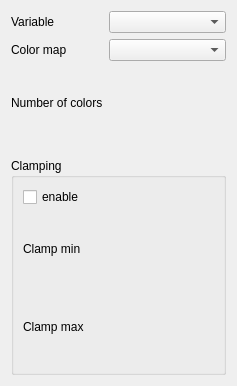
bvanloon/Scientific-Visualization, file smoke/view/colormaptab.ui: the form before one commit.
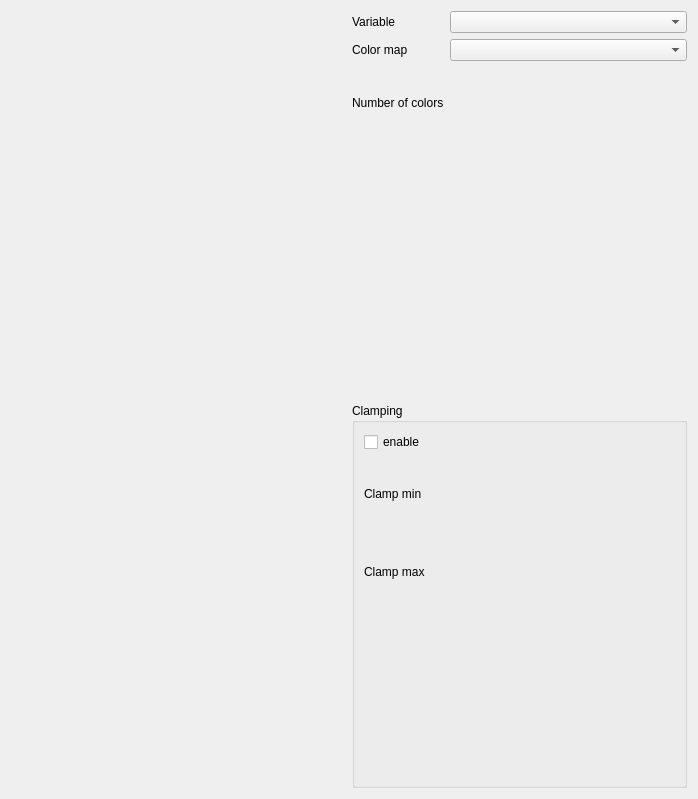
The form after the commit. Custom widgets are drawn as their Qt base class.

Commit message: Added colormaplegend to the colormaptab.

Diff of the .ui file:
```diff
--- a/smoke/view/colormaptab.ui
+++ b/smoke/view/colormaptab.ui
@@ -6,16 +6,21 @@
    <rect>
     <x>0</x>
     <y>0</y>
-    <width>237</width>
-    <height>386</height>
+    <width>698</width>
+    <height>799</height>
    </rect>
   </property>
   <property name="windowTitle">
    <string>Form</string>
   </property>
-  <layout class="QVBoxLayout" name="verticalLayout">
+  <layout class="QHBoxLayout" name="horizontalLayout_2">
    <item>
-    <layout class="QFormLayout" name="formLayout">
+    <widget class="ColorMapLegend" name="colormapLegend" native="true"/>
+   </item>
+   <item>
+    <layout class="QVBoxLayout" name="UIElementsLayout">
+     <item>
+      <layout class="QFormLayout" name="ColorMapParameterisationLayout">
      <item row="0" column="0">
       <widget class="QLabel" name="variableSelectorLabel">
        <property name="toolTip">
@@ -145,6 +150,8 @@
     </widget>
    </item>
   </layout>
+   </item>
+  </layout>
  </widget>
  <customwidgets>
   <customwidget>
@@ -159,6 +166,12 @@
    <header location="global">view/intslider.h</header>
    <container>1</container>
   </customwidget>
+  <customwidget>
+   <class>ColorMapLegend</class>
+   <extends>QWidget</extends>
+   <header location="global">view/colormaplegend.h</header>
+   <container>1</container>
+  </customwidget>
  </customwidgets>
  <resources/>
  <connections/>
```
Left out of the diff: 2 changed lines with no effect on the pictures. Lines whose indentation alone changed are shown as unchanged.
